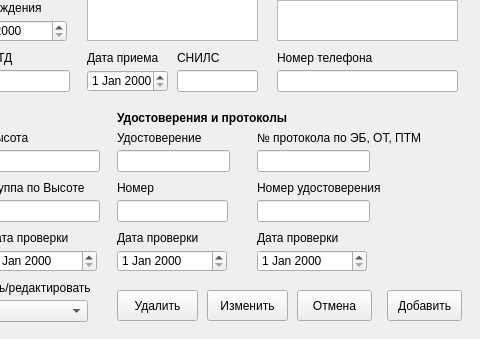
SmolPO/vertical, file my_helper/notebook/designer_ui/new_worker.ui: the form before one commit; both pictures show x 83 to 563 and y 250 to 589 of the 563 by 589 pixel window.
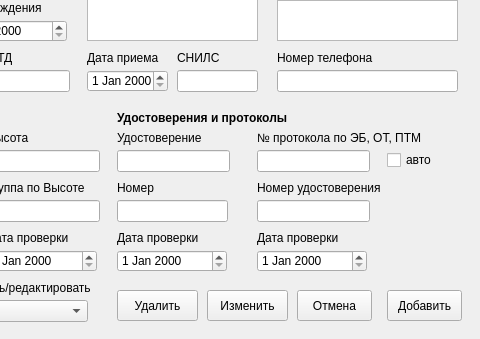
The form after the commit.

```diff
--- a/my_helper/notebook/designer_ui/new_worker.ui
+++ b/my_helper/notebook/designer_ui/new_worker.ui
@@ -723,6 +723,19 @@
     <string>Объект</string>
    </property>
   </widget>
+  <widget class="QCheckBox" name="cb_auto">
+   <property name="geometry">
+    <rect>
+     <x>470</x>
+     <y>400</y>
+     <width>76</width>
+     <height>20</height>
+    </rect>
+   </property>
+   <property name="text">
+    <string>авто</string>
+   </property>
+  </widget>
  </widget>
  <resources/>
  <connections/>
```
